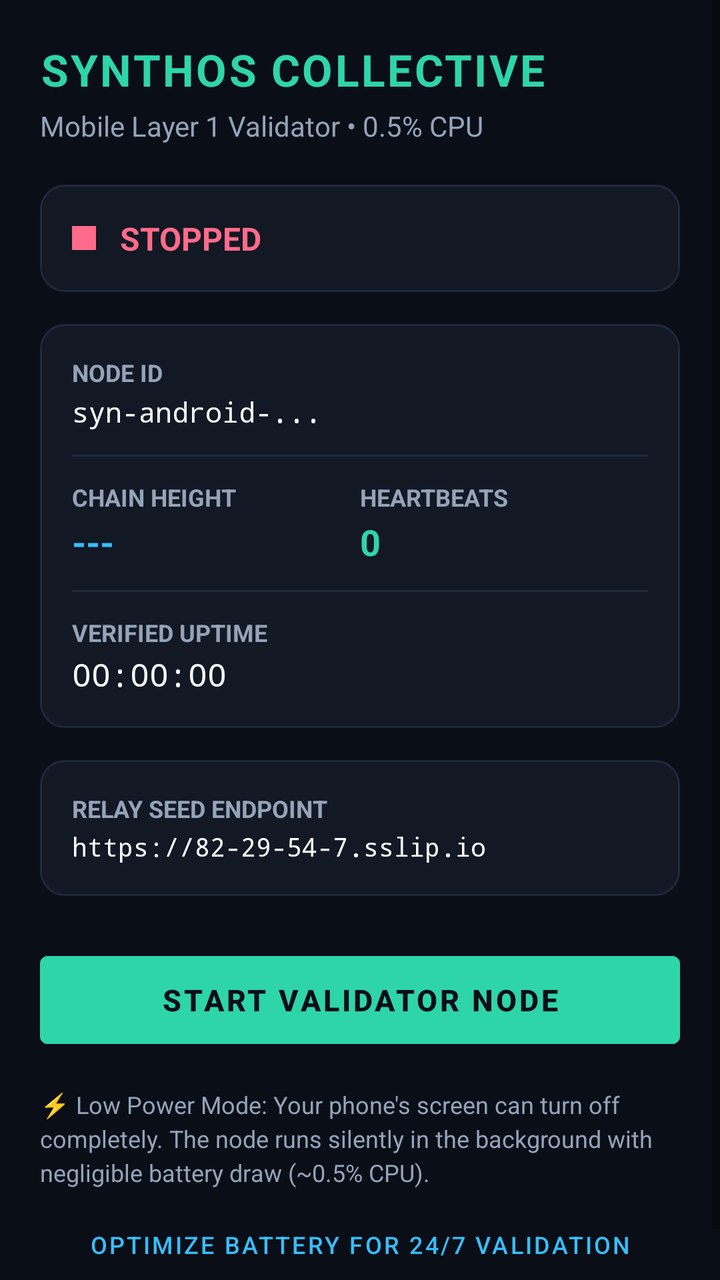
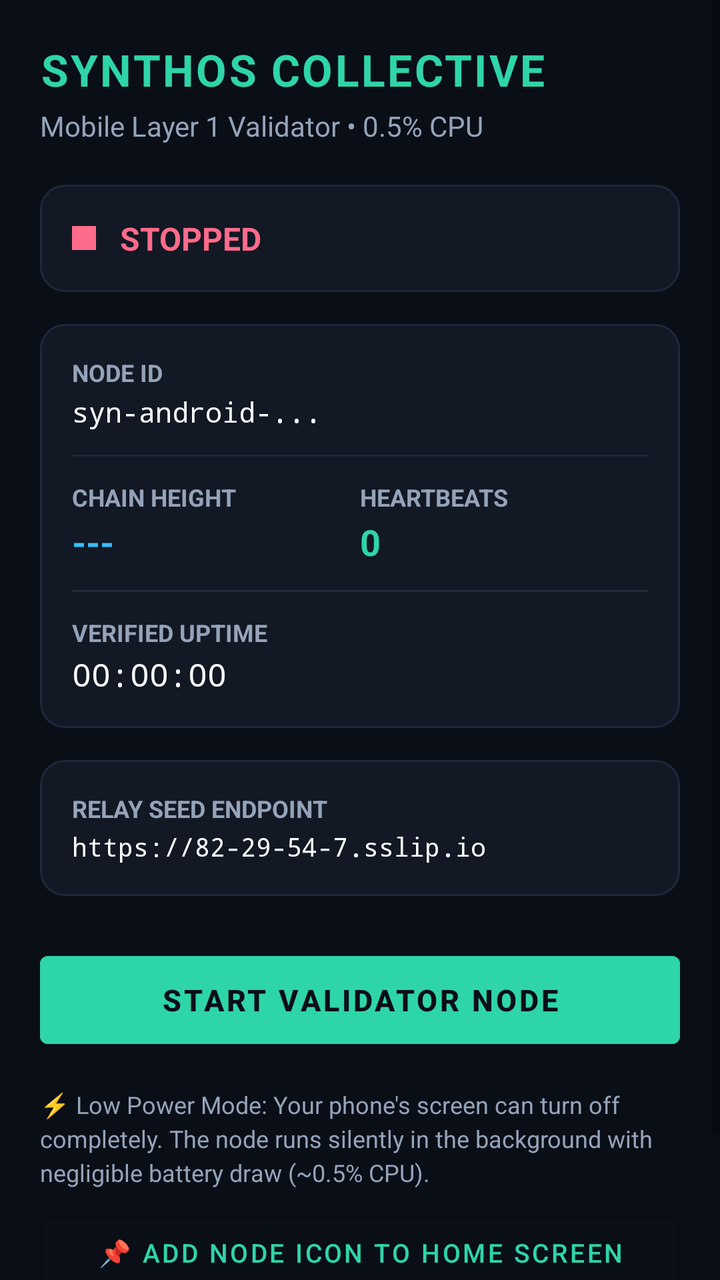

Before-and-after screenshots of an Android layout around one commit, followed by the original layout XML and the change that was made.
<!-- AndroidManifest.xml: application theme Theme.SynthosNode -->
<!-- res/layout/activity_main.xml -->
<?xml version="1.0" encoding="utf-8"?>
<ScrollView xmlns:android="http://schemas.android.com/apk/res/android"
    android:layout_width="match_parent"
    android:layout_height="match_parent"
    android:background="@color/bg_dark"
    android:fillViewport="true">

    <LinearLayout
        android:layout_width="match_parent"
        android:layout_height="wrap_content"
        android:orientation="vertical"
        android:padding="20dp">

        <TextView
            android:layout_width="wrap_content"
            android:layout_height="wrap_content"
            android:text="SYNTHOS COLLECTIVE"
            android:textColor="@color/accent_teal"
            android:textSize="22sp"
            android:textStyle="bold"
            android:letterSpacing="0.05" />

        <TextView
            android:layout_width="wrap_content"
            android:layout_height="wrap_content"
            android:text="Mobile Layer 1 Validator • 0.5% CPU"
            android:textColor="@color/text_muted"
            android:textSize="14sp"
            android:layout_marginTop="4dp" />

        
        <LinearLayout
            android:layout_width="match_parent"
            android:layout_height="wrap_content"
            android:background="@drawable/card_bg"
            android:orientation="horizontal"
            android:padding="16dp"
            android:layout_marginTop="20dp"
            android:gravity="center_vertical">

            <View
                android:id="@+id/statusIndicator"
                android:layout_width="12dp"
                android:layout_height="12dp"
                android:background="@color/danger_red" />

            <TextView
                android:id="@+id/statusText"
                android:layout_width="wrap_content"
                android:layout_height="wrap_content"
                android:text="STOPPED"
                android:textColor="@color/danger_red"
                android:textSize="16sp"
                android:textStyle="bold"
                android:layout_marginStart="12dp" />
        </LinearLayout>

        
        <LinearLayout
            android:layout_width="match_parent"
            android:layout_height="wrap_content"
            android:background="@drawable/card_bg"
            android:orientation="vertical"
            android:padding="16dp"
            android:layout_marginTop="16dp">

            <TextView
                android:layout_width="wrap_content"
                android:layout_height="wrap_content"
                android:text="NODE ID"
                android:textColor="@color/text_muted"
                android:textSize="12sp"
                android:textStyle="bold" />

            <TextView
                android:id="@+id/nodeIdText"
                android:layout_width="wrap_content"
                android:layout_height="wrap_content"
                android:text="syn-android-..."
                android:textColor="@color/text_white"
                android:textSize="14sp"
                android:fontFamily="monospace"
                android:layout_marginTop="2dp" />

            <View
                android:layout_width="match_parent"
                android:layout_height="1dp"
                android:background="@color/card_border"
                android:layout_marginTop="12dp"
                android:layout_marginBottom="12dp" />

            <LinearLayout
                android:layout_width="match_parent"
                android:layout_height="wrap_content"
                android:orientation="horizontal"
                android:baselineAligned="false">

                <LinearLayout
                    android:layout_width="0dp"
                    android:layout_height="wrap_content"
                    android:layout_weight="1"
                    android:orientation="vertical">

                    <TextView
                        android:layout_width="wrap_content"
                        android:layout_height="wrap_content"
                        android:text="CHAIN HEIGHT"
                        android:textColor="@color/text_muted"
                        android:textSize="12sp"
                        android:textStyle="bold" />

                    <TextView
                        android:id="@+id/heightText"
                        android:layout_width="wrap_content"
                        android:layout_height="wrap_content"
                        android:text="---"
                        android:textColor="@color/accent_sky"
                        android:textSize="18sp"
                        android:textStyle="bold"
                        android:layout_marginTop="2dp" />
                </LinearLayout>

                <LinearLayout
                    android:layout_width="0dp"
                    android:layout_height="wrap_content"
                    android:layout_weight="1"
                    android:orientation="vertical">

                    <TextView
                        android:layout_width="wrap_content"
                        android:layout_height="wrap_content"
                        android:text="HEARTBEATS"
                        android:textColor="@color/text_muted"
                        android:textSize="12sp"
                        android:textStyle="bold" />

                    <TextView
                        android:id="@+id/heartbeatsText"
                        android:layout_width="wrap_content"
                        android:layout_height="wrap_content"
                        android:text="0"
                        android:textColor="@color/accent_teal"
                        android:textSize="18sp"
                        android:textStyle="bold"
                        android:layout_marginTop="2dp" />
                </LinearLayout>
            </LinearLayout>

            <View
                android:layout_width="match_parent"
                android:layout_height="1dp"
                android:background="@color/card_border"
                android:layout_marginTop="12dp"
                android:layout_marginBottom="12dp" />

            <TextView
                android:layout_width="wrap_content"
                android:layout_height="wrap_content"
                android:text="VERIFIED UPTIME"
                android:textColor="@color/text_muted"
                android:textSize="12sp"
                android:textStyle="bold" />

            <TextView
                android:id="@+id/uptimeText"
                android:layout_width="wrap_content"
                android:layout_height="wrap_content"
                android:text="00:00:00"
                android:textColor="@color/text_white"
                android:textSize="16sp"
                android:fontFamily="monospace"
                android:layout_marginTop="2dp" />

        </LinearLayout>

        
        <LinearLayout
            android:layout_width="match_parent"
            android:layout_height="wrap_content"
            android:background="@drawable/card_bg"
            android:orientation="vertical"
            android:padding="16dp"
            android:layout_marginTop="16dp">

            <TextView
                android:layout_width="wrap_content"
                android:layout_height="wrap_content"
                android:text="RELAY SEED ENDPOINT"
                android:textColor="@color/text_muted"
                android:textSize="12sp"
                android:textStyle="bold" />

            <TextView
                android:id="@+id/relayText"
                android:layout_width="wrap_content"
                android:layout_height="wrap_content"
                android:text="https://82-29-54-7.sslip.io"
                android:textColor="@color/text_white"
                android:textSize="13sp"
                android:fontFamily="monospace"
                android:layout_marginTop="2dp" />
        </LinearLayout>

        
        <Button
            android:id="@+id/toggleButton"
            android:layout_width="match_parent"
            android:layout_height="56dp"
            android:text="START VALIDATOR NODE"
            android:textColor="@color/bg_dark"
            android:textSize="15sp"
            android:textStyle="bold"
            android:backgroundTint="@color/accent_teal"
            android:layout_marginTop="24dp" />

        
        <TextView
            android:layout_width="match_parent"
            android:layout_height="wrap_content"
            android:text="⚡ Low Power Mode: Your phone's screen can turn off completely. The node runs silently in the background with negligible battery draw (~0.5% CPU)."
            android:textColor="@color/text_muted"
            android:textSize="12sp"
            android:lineSpacingExtra="3dp"
            android:layout_marginTop="16dp" />

        <Button
            android:id="@+id/batteryOptButton"
            style="@style/Widget.MaterialComponents.Button.TextButton"
            android:layout_width="match_parent"
            android:layout_height="wrap_content"
            android:text="Optimize Battery for 24/7 Validation"
            android:textColor="@color/accent_sky"
            android:textSize="12sp"
            android:layout_marginTop="4dp" />

    </LinearLayout>
</ScrollView>
<!-- resources referenced by this layout -->
<resources>
  <color name="accent_sky">#38bdf8</color>
  <color name="accent_teal">#2ed5a9</color>
  <color name="bg_dark">#0a0e17</color>
  <color name="card_border">#1e293b</color>
  <color name="danger_red">#ff6b8a</color>
  <color name="text_muted">#94a3b8</color>
  <color name="text_white">#f8fafc</color>
  <!-- drawable card_bg (drawable) -->
  <?xml version="1.0" encoding="utf-8"?>
  <shape xmlns:android="http://schemas.android.com/apk/res/android">
      <solid android:color="@color/card_dark" />
      <stroke android:width="1dp" android:color="@color/card_border" />
      <corners android:radius="12dp" />
  </shape>
  <style name="Theme.SynthosNode" parent="Theme.MaterialComponents.DayNight.NoActionBar">
          <item name="colorPrimary">@color/accent_teal</item>
          <item name="colorPrimaryVariant">@color/accent_sky</item>
          <item name="colorOnPrimary">@color/bg_dark</item>
          <item name="android:windowBackground">@color/bg_dark</item>
          <item name="android:statusBarColor">@color/bg_dark</item>
          <item name="android:navigationBarColor">@color/bg_dark</item>
      </style>
  <color name="card_dark">#121824</color>
</resources>

<!-- the commit's change to res/layout/activity_main.xml (unified diff, before → after) -->
@@ -224,6 +224,16 @@
             android:layout_marginTop="16dp" />
 
         <Button
+            android:id="@+id/pinHomeButton"
+            style="@style/Widget.MaterialComponents.Button.OutlinedButton"
+            android:layout_width="match_parent"
+            android:layout_height="wrap_content"
+            android:text="📌 Add Node Icon to Home Screen"
+            android:textColor="@color/accent_teal"
+            android:textSize="13sp"
+            android:layout_marginTop="8dp" />
+
+        <Button
             android:id="@+id/batteryOptButton"
             style="@style/Widget.MaterialComponents.Button.TextButton"
             android:layout_width="match_parent"
